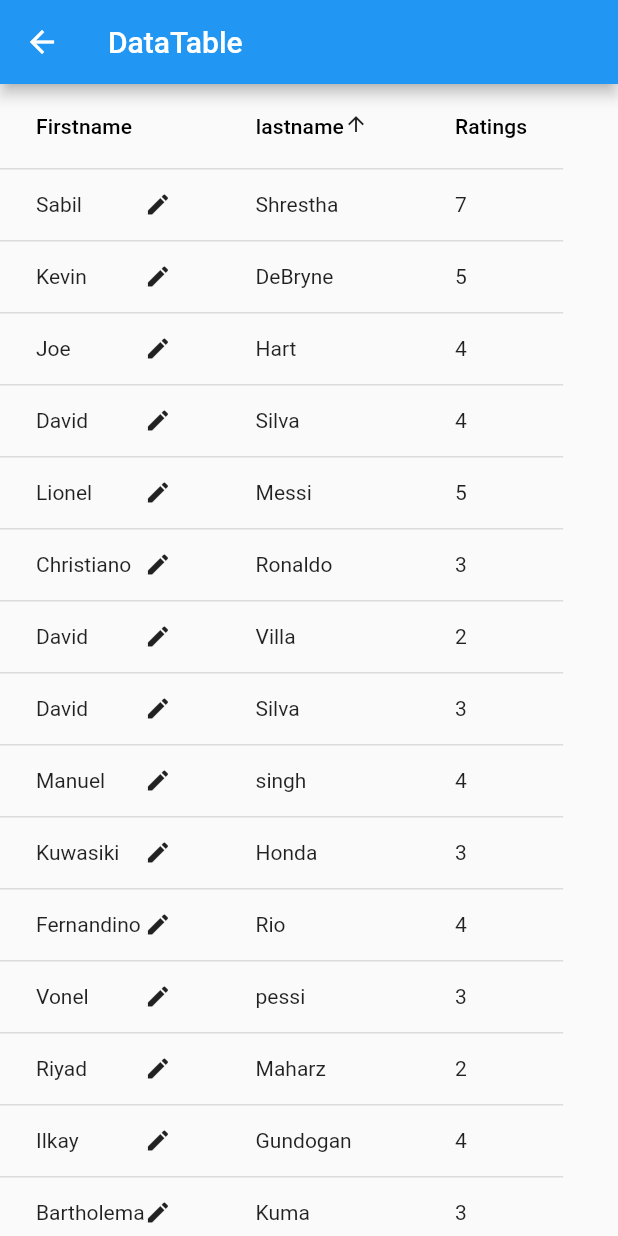
After one commit to sabil62/Alert-App, a Flutter app: the Datatableapp screen opened directly, on a phone screen of 412 x 824 dp. The commit adds this screen. Run offline on Flutter 3.47's test engine with Material 2 defaults, Android fonts, the phone set to English and light mode, and no system bars.

Commit message:
data table and future builder

```diff
--- /dev/null
+++ b/lib/datatable.dart
@@ -0,0 +1,73 @@
+import 'package:flutter/material.dart';
+
+class Datatableapp extends StatefulWidget {
+  @override
+  _DatatableappState createState() => _DatatableappState();
+}
+
+class _DatatableappState extends State<Datatableapp> {
+  @override
+  Widget build(BuildContext context) {
+    return SafeArea(
+        child: Scaffold(
+            appBar: new AppBar(title: new Text('DataTable')),
+            body: DataTable(
+              sortAscending: true,
+              sortColumnIndex: 1,
+              columns: <DataColumn>[
+                DataColumn(
+                    label: new Text('Firstname'),
+                    onSort: (a, b) {
+                      setState(() {
+                        names
+                            .sort((a, b) => a.firstname.compareTo(b.firstname));
+                      });
+                    }),
+                DataColumn(
+                    label: new Text('lastname'),
+                    onSort: (a, b) {
+                      setState(() {
+                        names.sort((a, b) => a.lastname.compareTo(b.lastname));
+                      });
+                    }),
+                DataColumn(label: new Text('Ratings'))
+              ],
+              rows: names
+                  .map((name) => DataRow(cells: [
+                        DataCell(Text(name.firstname),
+                            showEditIcon: true, onTap: () {}),
+                        DataCell(Text(name.lastname)),
+                        DataCell(Text(name.ratings))
+                      ]))
+                  .toList(),
+            )));
+  }
+}
+
+class Players {
+  String firstname;
+  String lastname;
+  String ratings;
+  Players(this.firstname, this.lastname, this.ratings);
+}
+
+var names = [
+  Players("Sabil", "Shrestha", "7"),
+  Players("Kevin", "DeBryne", '5'),
+  Players("Joe", "Hart", '4'),
+  Players("David", "Silva", '4'),
+  Players("Lionel", "Messi", '5'),
+  Players("Christiano", "Ronaldo", '3'),
+  Players("David", "Villa", '2'),
+  Players("David", "Silva", "3"),
+  Players("Manuel", "singh", "4"),
+  Players("Kuwasiki", "Honda", "3"),
+  Players("Fernandino", "Rio", "4"),
+  Players("Vonel", "pessi", "3"),
+  Players("Riyad", "Maharz", '2'),
+  Players('Ilkay', 'Gundogan', '4'),
+  Players('Bartholema', 'Kuma', '3'),
+  Players('Roronoa', 'Zoro', '3'),
+  Players('Sanji', 'Vinsmoke', '2'),
+  Players('Monkey', 'Luffy', '3')
+];
```
Also changed, not shown: lib/FutureBuilder.dart (added, +70 -0 lines), lib/main.dart (+24 -18 lines), lib/table.dart (+7 -5 lines), pubspec.yaml (+1 -6 lines), pubspec.lock.
